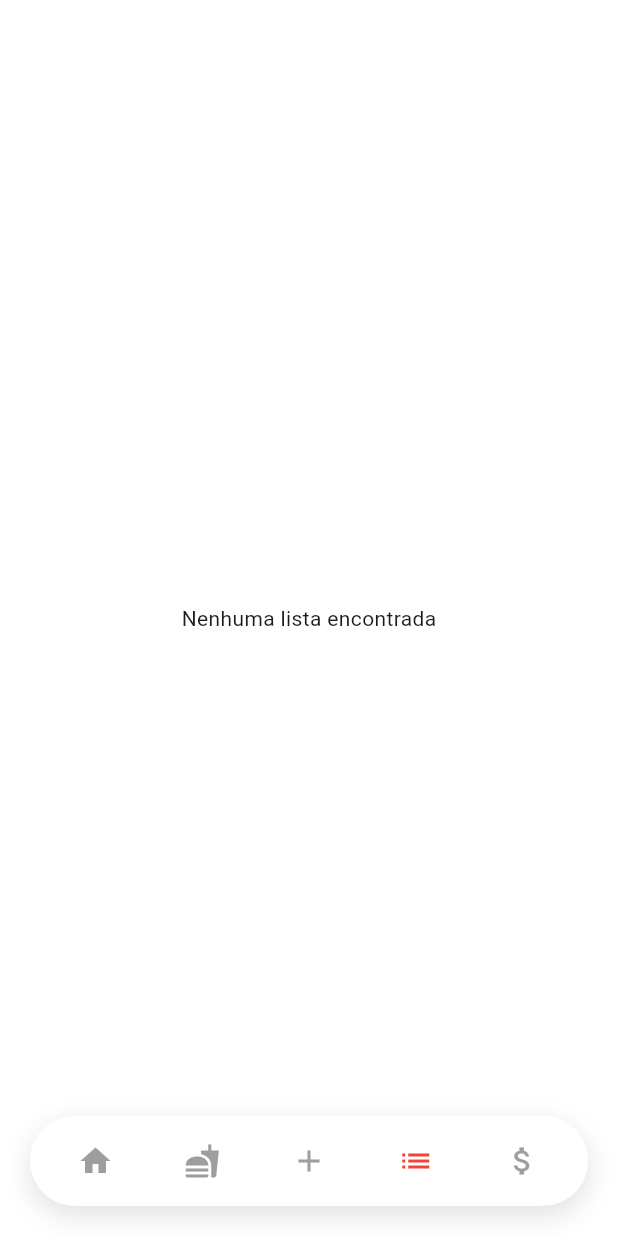
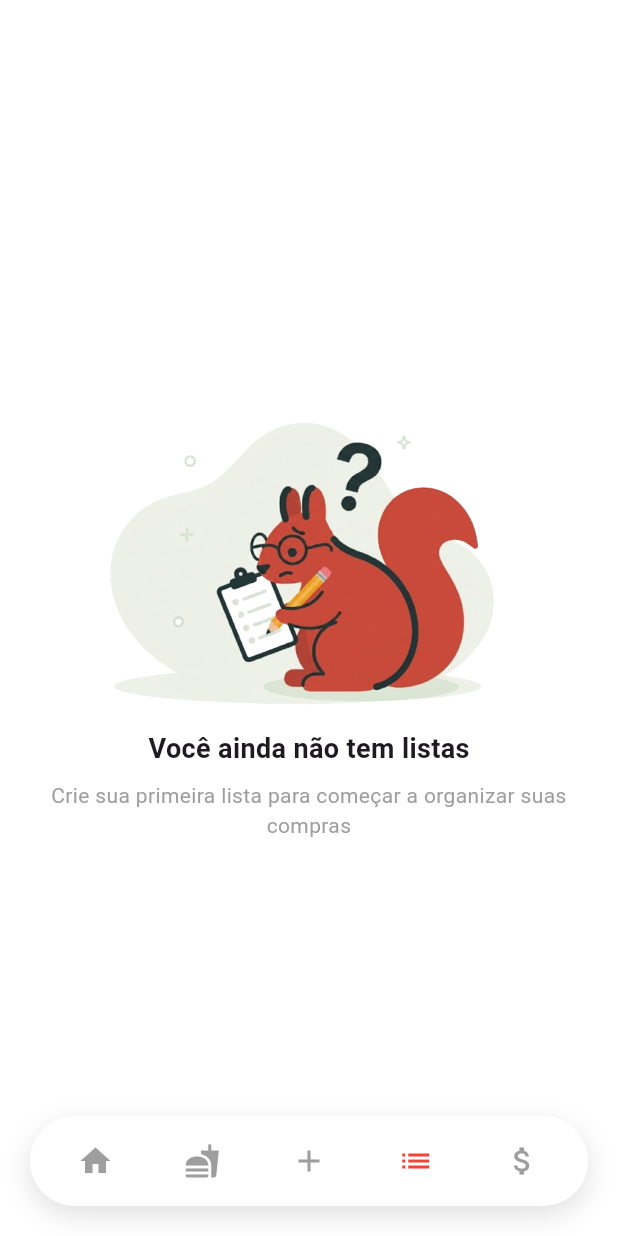
Before and after one commit to LucasStocco/TNL-APP, a Flutter app: the screen it shows after launch, item 4 of the bottom bar chosen, on a phone screen of 412 x 824 dp. Run offline on Flutter 3.47's test engine with Material 3 defaults, Android fonts, the phone set to English and light mode, and no system bars; our stand-ins replace dio, google_fonts, shared_preferences; accounts and stored records are empty; network calls fail; Roboto replaces fonts that are missing (Delius).

Commit message:
feat: implement animated empty states with squirrel mascot

```diff
--- a/front_end/lib/view/gerenciar_lista/lista_screen.dart
+++ b/front_end/lib/view/gerenciar_lista/lista_screen.dart
@@ -1,4 +1,5 @@
 // ================= PACKAGES =================
+import 'package:crud_flutter/view/gerenciar_lista/widgets/empty_lista_widget.dart';
 import 'package:flutter/material.dart';
 import 'package:provider/provider.dart';
 import 'package:http/http.dart' as http;
@@ -85,8 +86,9 @@ class _ListaScreenState extends State<ListaScreen> {
             return const Center(child: CircularProgressIndicator());
           }
 
+          // Estado vazio da lista
           if (vm.itens.isEmpty) {
-            return const Center(child: Text("Nenhum item na lista"));
+            return const EmptyListaWidget();
           }
 
           return Column(
--- a/front_end/lib/view/gerenciar_lista/minhas_listas_screen.dart
+++ b/front_end/lib/view/gerenciar_lista/minhas_listas_screen.dart
@@ -1,5 +1,6 @@
 import 'package:crud_flutter/model/gerenciar_lista/lista_resumo.dart';
 import 'package:crud_flutter/shared/widgets/navigation/section_header.dart';
+import 'package:crud_flutter/view/gerenciar_lista/widgets/empty_minhas_listas_widget.dart';
 import 'package:crud_flutter/view_model/gerenciar_lista/lista_resumo_view_model.dart';
 import 'package:flutter/material.dart';
 import 'package:provider/provider.dart';
@@ -124,8 +125,9 @@ class _MinhasListasScreenState extends State<MinhasListasScreen> {
           return const Center(child: CircularProgressIndicator());
         }
 
+        // Estado vazio das minhas listas
         if (viewModel.listas.isEmpty) {
-          return const Center(child: Text('Nenhuma lista encontrada'));
+          return const EmptyMinhasListasWidget();
         }
 
         return SafeArea(
--- /dev/null
+++ b/front_end/lib/view/gerenciar_lista/widgets/empty_minhas_listas_widget.dart
@@ -0,0 +1,82 @@
+import 'package:flutter/material.dart';
+
+class EmptyMinhasListasWidget extends StatefulWidget {
+  const EmptyMinhasListasWidget({super.key});
+
+  @override
+  State<EmptyMinhasListasWidget> createState() =>
+      _EmptyMinhasListasWidgetState();
+}
+
+class _EmptyMinhasListasWidgetState extends State<EmptyMinhasListasWidget>
+    with SingleTickerProviderStateMixin {
+  late final AnimationController _controller;
+  late final Animation<double> _floatAnimation;
+
+  @override
+  void initState() {
+    super.initState();
+
+    _controller = AnimationController(
+      vsync: this,
+      duration: const Duration(seconds: 2),
+    )..repeat(reverse: true);
+
+    _floatAnimation = Tween<double>(
+      begin: 0,
+      end: 10,
+    ).animate(
+      CurvedAnimation(parent: _controller, curve: Curves.easeInOut),
+    );
+  }
+
+  @override
+  void dispose() {
+    _controller.dispose();
+    super.dispose();
+  }
+
+  @override
+  Widget build(BuildContext context) {
+    final size = MediaQuery.of(context).size.height * 0.25;
+
+    return Center(
+      child: Padding(
+        padding: const EdgeInsets.all(24),
+        child: Column(
+          mainAxisAlignment: MainAxisAlignment.center,
+          children: [
+            AnimatedBuilder(
+              animation: _floatAnimation,
+              builder: (context, child) {
+                return Transform.translate(
+                  offset: Offset(0, _floatAnimation.value),
+                  child: child,
+                );
+              },
+              child: Image.asset(
+                "assets/images/squirrel_empty_lists.png",
+                height: size,
+                filterQuality: FilterQuality.high,
+              ),
+            ),
+            const SizedBox(height: 16),
+            const Text(
+              "Você ainda não tem listas",
+              style: TextStyle(
+                fontSize: 18,
+                fontWeight: FontWeight.w600,
+              ),
+            ),
+            const SizedBox(height: 8),
+            const Text(
+              "Crie sua primeira lista para começar a organizar suas compras",
+              textAlign: TextAlign.center,
+              style: TextStyle(color: Colors.grey),
+            ),
+          ],
+        ),
+      ),
+    );
+  }
+}
--- a/front_end/lib/view/home/widgets/home_header_widget.dart
+++ b/front_end/lib/view/home/widgets/home_header_widget.dart
@@ -162,7 +162,7 @@ class AppHeaderWidget extends StatelessWidget {
         shape: BoxShape.circle,
       ),
       child: IconButton(
-        icon: Icon(icon, color: Colors.red),
+        icon: Icon(icon, color: const Color(0xFFF44336)),
         onPressed: onTap,
       ),
     );
```
Also changed, not shown: front_end/lib/view/gerenciar_lista/widgets/empty_lista_widget.dart (added, +79 -0 lines), front_end/assets/images/logo.png (added), front_end/assets/images/squirrel_empty.png (added), front_end/assets/images/squirrel_empty_lists.png (added).
